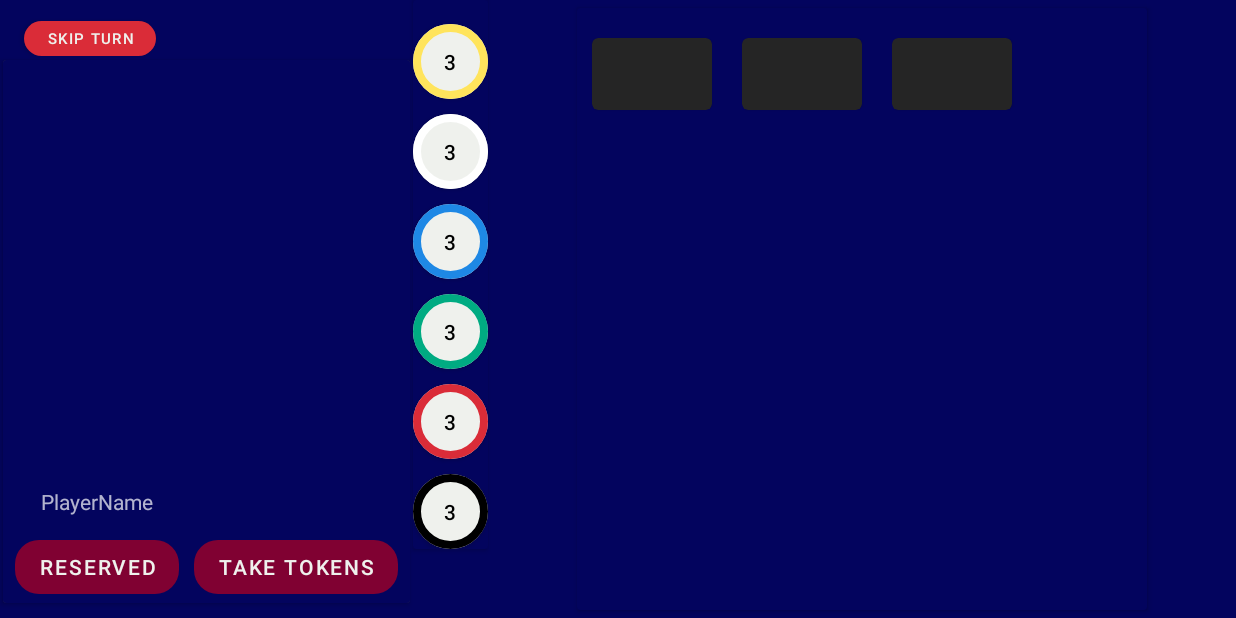
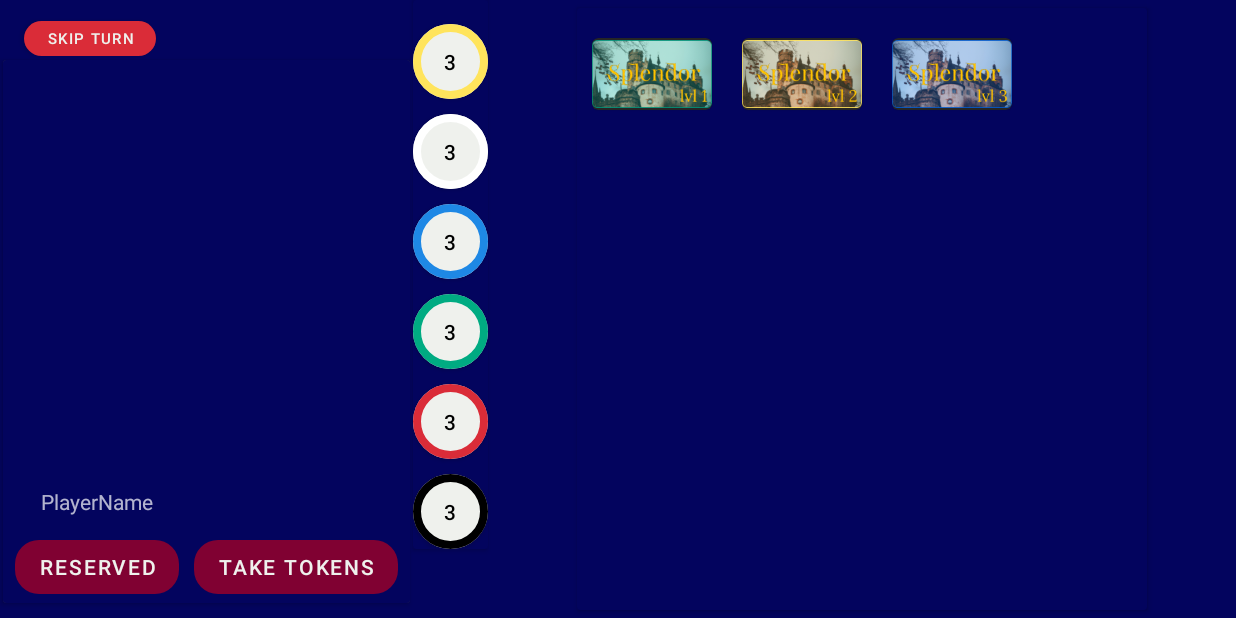
Before and after one commit to Splendor-Mobile-Game/ClientSide, an Android app: the GameActivity screen opened directly, with no data from a screen before it, on a phone screen of 824 x 412 dp (held sideways). Run offline under Robolectric (Android 15) with nearby library versions, the phone set to English and light mode, and no system bars; libraries missing offline, so code that uses them is left out: com.github.splendor_mobile_game.game, com.github.splendor_mobile_game.websocket, tech.gusavila92.websocketclient; 36 statements that could not run were skipped.

Commit message:
added pics for card's reverses

```diff
--- a/app/src/main/res/layout/activity_game_activity.xml
+++ b/app/src/main/res/layout/activity_game_activity.xml
@@ -31,8 +31,13 @@
                 android:layout_marginTop="20dp"
                 android:layout_marginEnd="20dp"
                 app:layout_constraintEnd_toStartOf="@+id/nobleCardsRecyclerView"
-                app:layout_constraintTop_toTopOf="parent" />
-
+                app:layout_constraintTop_toTopOf="parent" >
+                <ImageView
+                    android:layout_width="match_parent"
+                    android:layout_height="match_parent"
+                    app:srcCompat="@drawable/closed_card_blue"
+                    />
+        </com.google.android.material.card.MaterialCardView>
             <com.google.android.material.card.MaterialCardView
                 android:id="@+id/CardPile2CardView"
                 android:layout_width="80dp"
@@ -40,7 +45,13 @@
                 android:layout_marginEnd="20dp"
                 app:layout_constraintBottom_toBottomOf="@+id/CardPile3CardView"
                 app:layout_constraintEnd_toStartOf="@+id/CardPile3CardView"
-                app:layout_constraintTop_toTopOf="@+id/CardPile3CardView" />
+                app:layout_constraintTop_toTopOf="@+id/CardPile3CardView">
+            <ImageView
+                android:layout_width="match_parent"
+                android:layout_height="match_parent"
+                app:srcCompat="@drawable/closed_card_yellow"
+                />
+            </com.google.android.material.card.MaterialCardView>
 
             <com.google.android.material.card.MaterialCardView
                 android:id="@+id/CardPile1CardView"
@@ -51,7 +62,15 @@
                 app:layout_constraintBottom_toBottomOf="@+id/CardPile2CardView"
                 app:layout_constraintEnd_toStartOf="@+id/CardPile2CardView"
                 app:layout_constraintStart_toStartOf="parent"
-                app:layout_constraintTop_toTopOf="@+id/CardPile2CardView" />
+                app:layout_constraintTop_toTopOf="@+id/CardPile2CardView"
+                >
+                <ImageView
+                    android:layout_width="match_parent"
+                    android:layout_height="match_parent"
+                    app:srcCompat="@drawable/closed_card_green"
+                        />
+            </com.google.android.material.card.MaterialCardView>
+
 
 
             <androidx.recyclerview.widget.RecyclerView
@@ -91,6 +110,8 @@
                 app:layout_constraintBottom_toBottomOf="parent"
                 app:layout_constraintEnd_toEndOf="parent"
                 app:layout_constraintTop_toTopOf="parent" />
+
+
 
 
         </androidx.constraintlayout.widget.ConstraintLayout>
@@ -166,14 +187,7 @@
                         app:layout_constraintTop_toTopOf="@+id/Player1BluePointsTV"
                         app:srcCompat="@drawable/diamond_shape_blue" />
 
-                    <ImageView
-                        android:id="@+id/greenPointsImageView3"
-                        android:layout_width="wrap_content"
-                        android:layout_height="wrap_content"
-                        app:layout_constraintBottom_toBottomOf="@+id/Player1GreenPointsTV"
-                        app:layout_constraintStart_toStartOf="@+id/Player1NameTV"
-                        app:layout_constraintTop_toTopOf="@+id/Player1GreenPointsTV"
-                        app:srcCompat="@drawable/diamond_shape_green" />
+
 
                     <TextView
                         android:id="@+id/Player1YellowPointsTV"
@@ -192,8 +206,9 @@
                         android:layout_height="wrap_content"
                         android:layout_marginTop="5dp"
                         android:text="10(10)"
-                        app:layout_constraintStart_toEndOf="@+id/greenPointsImageView3"
-                        app:layout_constraintTop_toBottomOf="@+id/Player1BluePointsTV" />
+                        app:layout_constraintStart_toEndOf="@+id/greenPointsImageView1"
+                        app:layout_constraintTop_toBottomOf="@+id/Player1BluePointsTV"
+                        tools:ignore="NotSibling" />
 
                     <ImageView
                         android:id="@+id/PointsImageView"
--- a/app/src/main/res/values/themes.xml
+++ b/app/src/main/res/values/themes.xml
@@ -133,5 +133,4 @@
     <style name="AlertDialogCustom" parent="Theme.Material3.Dark.Dialog.Alert">
         <item name="android:textColor">@color/white</item>
     </style>
-
 </resources>
```
Also changed, not shown: app/src/main/res/drawable/closed_card_blue.png, app/src/main/res/drawable/closed_card_green.png, app/src/main/res/drawable/closed_card_yellow.png.
